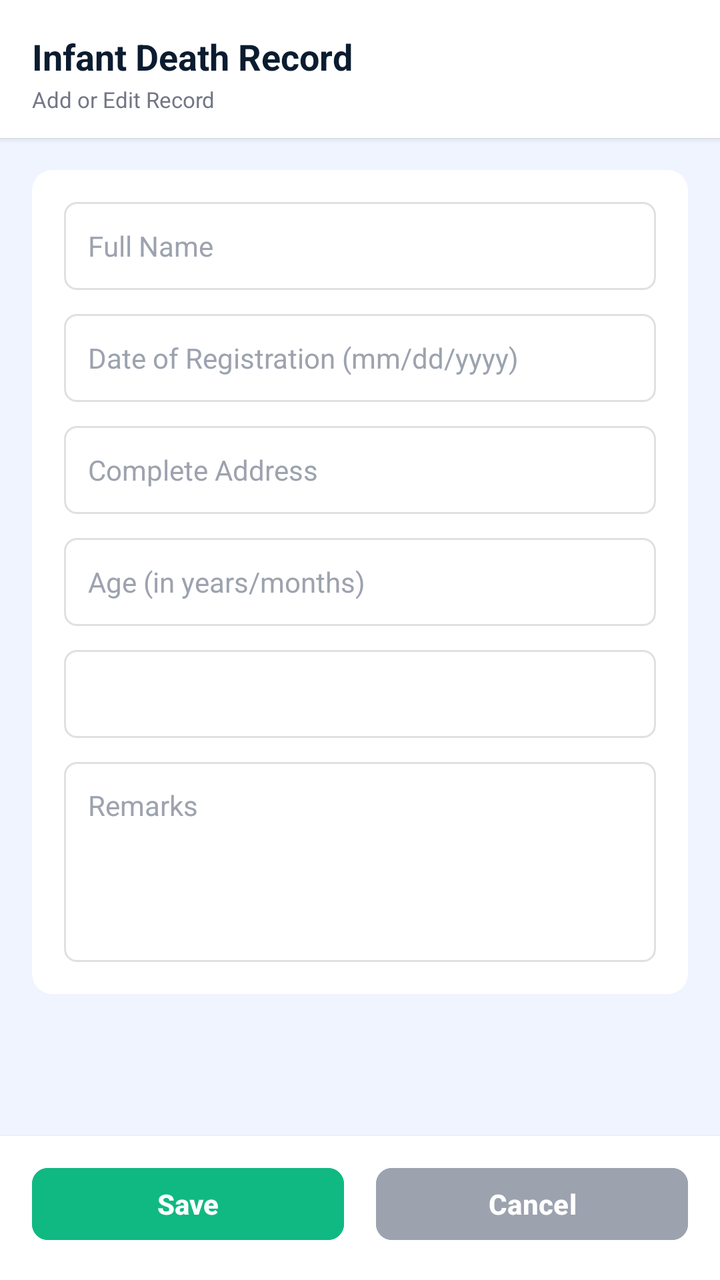
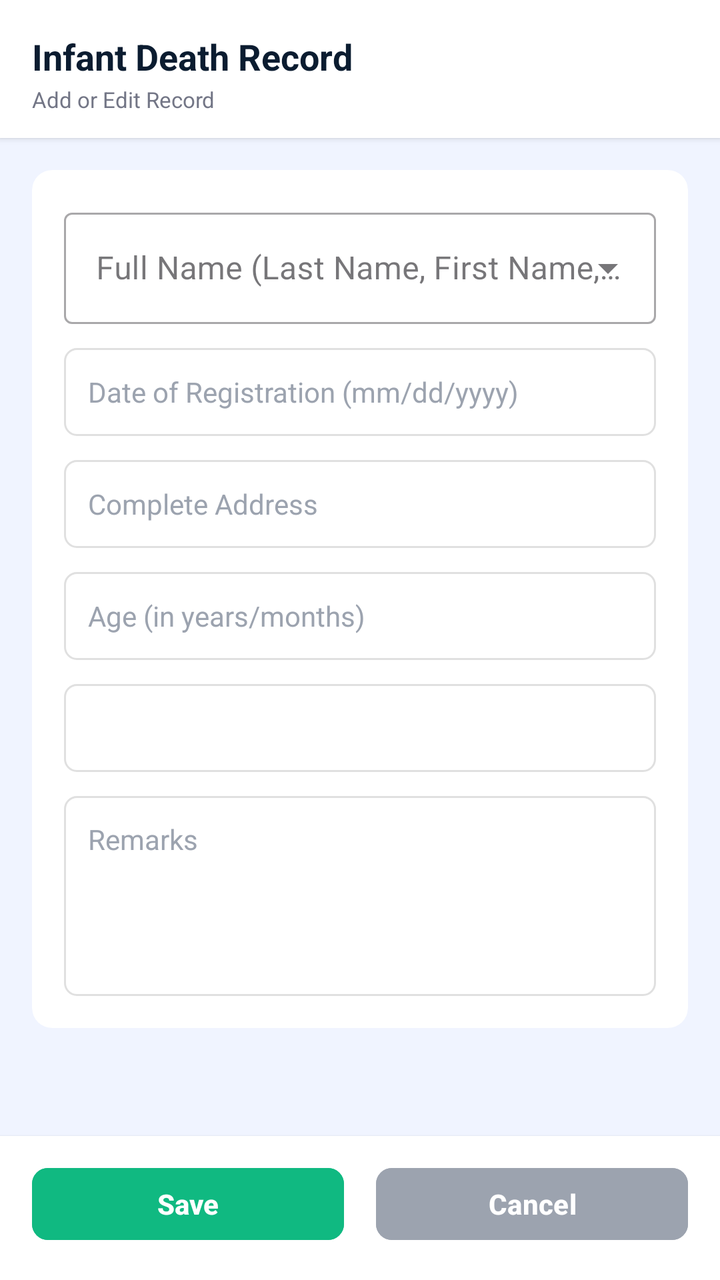

Screens rendered from an Android XML layout before and after an edit, with the pre-edit source and the edit as a unified diff.
<!-- AndroidManifest.xml: application theme Theme.Hfsis -->
<!-- res/layout/fragment_infant_death_form.xml -->
<?xml version="1.0" encoding="utf-8"?>
<LinearLayout xmlns:android="http://schemas.android.com/apk/res/android"
    xmlns:app="http://schemas.android.com/apk/res-auto"
    android:layout_width="match_parent"
    android:layout_height="match_parent"
    android:orientation="vertical"
    android:background="#F0F4FF">

    
    <LinearLayout
        android:layout_width="match_parent"
        android:layout_height="wrap_content"
        android:background="#FFFFFF"
        android:elevation="2dp"
        android:orientation="vertical"
        android:paddingStart="16dp"
        android:paddingEnd="16dp"
        android:paddingTop="16dp"
        android:paddingBottom="12dp">

        <TextView
            android:layout_width="wrap_content"
            android:layout_height="wrap_content"
            android:text="Infant Death Record"
            android:textColor="#0B1C30"
            android:textSize="18sp"
            android:textStyle="bold" />

        <TextView
            android:layout_width="wrap_content"
            android:layout_height="wrap_content"
            android:text="Add or Edit Record"
            android:textColor="#737686"
            android:textSize="11sp"
            android:layout_marginTop="2dp" />
    </LinearLayout>

    
    <ScrollView
        android:layout_width="match_parent"
        android:layout_height="0dp"
        android:layout_weight="1"
        android:fillViewport="true">

        <LinearLayout
            android:layout_width="match_parent"
            android:layout_height="wrap_content"
            android:orientation="vertical"
            android:padding="16dp">

            <androidx.cardview.widget.CardView
                android:layout_width="match_parent"
                android:layout_height="wrap_content"
                android:layout_marginBottom="12dp"
                app:cardCornerRadius="10dp"
                app:cardElevation="0dp"
                app:cardBackgroundColor="#FFFFFF">

                <LinearLayout
                    android:layout_width="match_parent"
                    android:layout_height="wrap_content"
                    android:orientation="vertical"
                    android:padding="16dp">

                    <EditText
                        android:id="@+id/etFullName"
                        android:layout_width="match_parent"
                        android:layout_height="44dp"
                        android:layout_marginBottom="12dp"
                        android:background="@drawable/bg_input_field"
                        android:hint="Full Name"
                        android:inputType="text"
                        android:paddingStart="12dp"
                        android:paddingEnd="12dp"
                        android:textColor="#0B1C30"
                        android:textColorHint="#9CA3AF"
                        android:textSize="14sp" />

                    <EditText
                        android:id="@+id/etDate"
                        android:layout_width="match_parent"
                        android:layout_height="44dp"
                        android:layout_marginBottom="12dp"
                        android:background="@drawable/bg_input_field"
                        android:hint="Date of Registration (mm/dd/yyyy)"
                        android:focusable="false"
                        android:clickable="true"
                        android:paddingStart="12dp"
                        android:paddingEnd="12dp"
                        android:textColor="#0B1C30"
                        android:textColorHint="#9CA3AF"
                        android:textSize="14sp" />

                    <EditText
                        android:id="@+id/etAddress"
                        android:layout_width="match_parent"
                        android:layout_height="44dp"
                        android:layout_marginBottom="12dp"
                        android:background="@drawable/bg_input_field"
                        android:hint="Complete Address"
                        android:inputType="text"
                        android:paddingStart="12dp"
                        android:paddingEnd="12dp"
                        android:textColor="#0B1C30"
                        android:textColorHint="#9CA3AF"
                        android:textSize="14sp" />

                    <EditText
                        android:id="@+id/etAge"
                        android:layout_width="match_parent"
                        android:layout_height="44dp"
                        android:layout_marginBottom="12dp"
                        android:background="@drawable/bg_input_field"
                        android:hint="Age (in years/months)"
                        android:inputType="text"
                        android:paddingStart="12dp"
                        android:paddingEnd="12dp"
                        android:textColor="#0B1C30"
                        android:textColorHint="#9CA3AF"
                        android:textSize="14sp" />

                    <Spinner
                        android:id="@+id/spSex"
                        android:layout_width="match_parent"
                        android:layout_height="44dp"
                        android:layout_marginBottom="12dp"
                        android:background="@drawable/bg_input_field"
                        android:paddingStart="12dp"
                        android:paddingEnd="12dp" />

                    <EditText
                        android:id="@+id/etRemarks"
                        android:layout_width="match_parent"
                        android:layout_height="100dp"
                        android:background="@drawable/bg_input_field"
                        android:hint="Remarks"
                        android:inputType="textMultiLine"
                        android:paddingStart="12dp"
                        android:paddingEnd="12dp"
                        android:paddingTop="12dp"
                        android:gravity="top"
                        android:textColor="#0B1C30"
                        android:textColorHint="#9CA3AF"
                        android:textSize="14sp" />
                </LinearLayout>
            </androidx.cardview.widget.CardView>
        </LinearLayout>
    </ScrollView>

    
    <LinearLayout
        android:layout_width="match_parent"
        android:layout_height="wrap_content"
        android:orientation="horizontal"
        android:paddingStart="16dp"
        android:paddingEnd="16dp"
        android:paddingTop="12dp"
        android:paddingBottom="16dp"
        android:background="#FFFFFF"
        android:elevation="2dp">

        <Button
            android:id="@+id/btnSave"
            android:layout_width="0dp"
            android:layout_height="44dp"
            android:layout_weight="1"
            android:layout_marginEnd="8dp"
            android:backgroundTint="#10B981"
            android:text="Save"
            android:textAllCaps="false"
            android:textColor="#FFFFFF"
            android:textSize="14sp"
            android:textStyle="bold"
            app:cornerRadius="8dp" />

        <Button
            android:id="@+id/btnCancel"
            android:layout_width="0dp"
            android:layout_height="44dp"
            android:layout_weight="1"
            android:layout_marginStart="8dp"
            android:backgroundTint="#9CA3AF"
            android:text="Cancel"
            android:textAllCaps="false"
            android:textColor="#FFFFFF"
            android:textSize="14sp"
            android:textStyle="bold"
            app:cornerRadius="8dp" />
    </LinearLayout>

</LinearLayout>
<!-- resources referenced by this layout -->
<resources>
  <!-- drawable bg_input_field (drawable) -->
  <?xml version="1.0" encoding="utf-8"?>
  <shape xmlns:android="http://schemas.android.com/apk/res/android"
      android:shape="rectangle">
      <corners android:radius="6dp" />
      <stroke
          android:width="1dp"
          android:color="@color/color_divider" />
      <solid android:color="@color/background_white" />
  </shape>
  <style name="Theme.Hfsis" parent="Base.Theme.Hfsis" />
  <color name="color_divider">#E0E0E0</color>
  <color name="background_white">#FFFFFF</color>
  <style name="Base.Theme.Hfsis" parent="Theme.Material3.DayNight.NoActionBar">
          
          
      </style>
</resources>

<!-- the commit's change to res/layout/fragment_infant_death_form.xml (unified diff, before → after) -->
@@ -62,19 +62,22 @@
                     android:orientation="vertical"
                     android:padding="16dp">
 
-                    <EditText
-                        android:id="@+id/etFullName"
+                    <com.google.android.material.textfield.TextInputLayout
+                        style="@style/Widget.MaterialComponents.TextInputLayout.OutlinedBox.ExposedDropdownMenu"
                         android:layout_width="match_parent"
-                        android:layout_height="44dp"
+                        android:layout_height="wrap_content"
                         android:layout_marginBottom="12dp"
-                        android:background="@drawable/bg_input_field"
-                        android:hint="Full Name"
-                        android:inputType="text"
-                        android:paddingStart="12dp"
-                        android:paddingEnd="12dp"
-                        android:textColor="#0B1C30"
-                        android:textColorHint="#9CA3AF"
-                        android:textSize="14sp" />
+                        android:hint="Full Name (Last Name, First Name, MI)">
+
+                        <AutoCompleteTextView
+                            android:id="@+id/etFullName"
+                            android:layout_width="match_parent"
+                            android:layout_height="wrap_content"
+                            android:inputType="textPersonName"
+                            android:completionThreshold="1"
+                            android:textColor="#1F2937" />
+
+                    </com.google.android.material.textfield.TextInputLayout>
 
                     <EditText
                         android:id="@+id/etDate"
